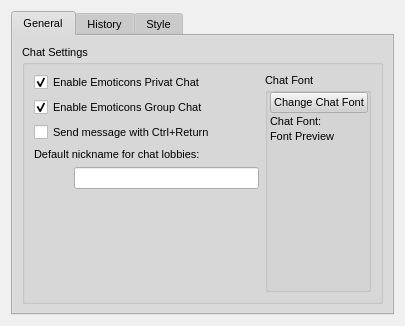
This is retroshare-gui/src/gui/settings/ChatPage.ui in RetroShare/RetroShare as Qt 5 draws it before an edit. The edited form follows.
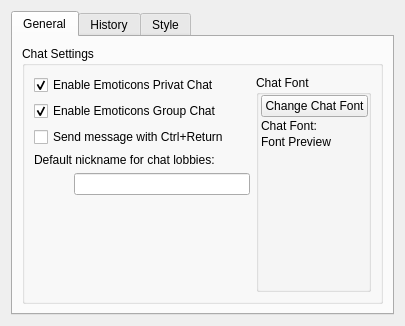
This is the edited form.

The edit to the form file:
```diff
--- a/retroshare-gui/src/gui/settings/ChatPage.ui
+++ b/retroshare-gui/src/gui/settings/ChatPage.ui
@@ -10,495 +10,6 @@
     <height>326</height>
    </rect>
   </property>
-  <property name="sizePolicy">
-   <sizepolicy hsizetype="Expanding" vsizetype="Expanding">
-    <horstretch>0</horstretch>
-    <verstretch>0</verstretch>
-   </sizepolicy>
-  </property>
-  <property name="palette">
-   <palette>
-    <active>
-     <colorrole role="WindowText">
-      <brush brushstyle="SolidPattern">
-       <color alpha="255">
-        <red>0</red>
-        <green>0</green>
-        <blue>0</blue>
-       </color>
-      </brush>
-     </colorrole>
-     <colorrole role="Button">
-      <brush brushstyle="SolidPattern">
-       <color alpha="255">
-        <red>208</red>
-        <green>208</green>
-        <blue>208</blue>
-       </color>
-      </brush>
-     </colorrole>
-     <colorrole role="Light">
-      <brush brushstyle="SolidPattern">
-       <color alpha="255">
-        <red>255</red>
-        <green>255</green>
-        <blue>255</blue>
-       </color>
-      </brush>
-     </colorrole>
-     <colorrole role="Midlight">
-      <brush brushstyle="SolidPattern">
-       <color alpha="255">
-        <red>247</red>
-        <green>247</green>
-        <blue>247</blue>
-       </color>
-      </brush>
-     </colorrole>
-     <colorrole role="Dark">
-      <brush brushstyle="SolidPattern">
-       <color alpha="255">
-        <red>104</red>
-        <green>104</green>
-        <blue>104</blue>
-       </color>
-      </brush>
-     </colorrole>
-     <colorrole role="Mid">
-      <brush brushstyle="SolidPattern">
-       <color alpha="255">
-        <red>139</red>
-        <green>139</green>
-        <blue>139</blue>
-       </color>
-      </brush>
-     </colorrole>
-     <colorrole role="Text">
-      <brush brushstyle="SolidPattern">
-       <color alpha="255">
-        <red>0</red>
-        <green>0</green>
-        <blue>0</blue>
-       </color>
-      </brush>
-     </colorrole>
-     <colorrole role="BrightText">
-      <brush brushstyle="SolidPattern">
-       <color alpha="255">
-        <red>255</red>
-        <green>255</green>
-        <blue>255</blue>
-       </color>
-      </brush>
-     </colorrole>
-     <colorrole role="ButtonText">
-      <brush brushstyle="SolidPattern">
-       <color alpha="255">
-        <red>0</red>
-        <green>0</green>
-        <blue>0</blue>
-       </color>
-      </brush>
-     </colorrole>
-     <colorrole role="Base">
-      <brush brushstyle="SolidPattern">
-       <color alpha="255">
-        <red>255</red>
-        <green>255</green>
-        <blue>255</blue>
-       </color>
-      </brush>
-     </colorrole>
-     <colorrole role="Window">
-      <brush brushstyle="SolidPattern">
-       <color alpha="255">
-        <red>240</red>
-        <green>240</green>
-        <blue>240</blue>
-       </color>
-      </brush>
-     </colorrole>
-     <colorrole role="Shadow">
-      <brush brushstyle="SolidPattern">
-       <color alpha="255">
-        <red>0</red>
-        <green>0</green>
-        <blue>0</blue>
-       </color>
-      </brush>
-     </colorrole>
-     <colorrole role="Highlight">
-      <brush brushstyle="SolidPattern">
-       <color alpha="255">
-        <red>0</red>
-        <green>0</green>
-        <blue>128</blue>
-       </color>
-      </brush>
-     </colorrole>
-     <colorrole role="HighlightedText">
-      <brush brushstyle="SolidPattern">
-       <color alpha="255">
-        <red>255</red>
-        <green>255</green>
-        <blue>255</blue>
-       </color>
-      </brush>
-     </colorrole>
-     <colorrole role="Link">
-      <brush brushstyle="SolidPattern">
-       <color alpha="255">
-        <red>0</red>
-        <green>0</green>
-        <blue>255</blue>
-       </color>
-      </brush>
-     </colorrole>
-     <colorrole role="LinkVisited">
-      <brush brushstyle="SolidPattern">
-       <color alpha="255">
-        <red>255</red>
-        <green>0</green>
-        <blue>255</blue>
-       </color>
-      </brush>
-     </colorrole>
-     <colorrole role="AlternateBase">
-      <brush brushstyle="SolidPattern">
-       <color alpha="255">
-        <red>231</red>
-        <green>231</green>
-        <blue>231</blue>
-       </color>
-      </brush>
-     </colorrole>
-    </active>
-    <inactive>
-     <colorrole role="WindowText">
-      <brush brushstyle="SolidPattern">
-       <color alpha="255">
-        <red>0</red>
-        <green>0</green>
-        <blue>0</blue>
-       </color>
-      </brush>
-     </colorrole>
-     <colorrole role="Button">
-      <brush brushstyle="SolidPattern">
-       <color alpha="255">
-        <red>208</red>
-        <green>208</green>
-        <blue>208</blue>
-       </color>
-      </brush>
-     </colorrole>
-     <colorrole role="Light">
-      <brush brushstyle="SolidPattern">
-       <color alpha="255">
-        <red>255</red>
-        <green>255</green>
-        <blue>255</blue>
-       </color>
-      </brush>
-     </colorrole>
-     <colorrole role="Midlight">
-      <brush brushstyle="SolidPattern">
-       <color alpha="255">
-        <red>247</red>
-        <green>247</green>
-        <blue>247</blue>
-       </color>
-      </brush>
-     </colorrole>
-     <colorrole role="Dark">
-      <brush brushstyle="SolidPattern">
-       <color alpha="255">
-        <red>104</red>
-        <green>104</green>
-        <blue>104</blue>
-       </color>
-      </brush>
-     </colorrole>
-     <colorrole role="Mid">
-      <brush brushstyle="SolidPattern">
-       <color alpha="255">
-        <red>139</red>
-        <green>139</green>
-        <blue>139</blue>
-       </color>
-      </brush>
-     </colorrole>
-     <colorrole role="Text">
-      <brush brushstyle="SolidPattern">
-       <color alpha="255">
-        <red>0</red>
-        <green>0</green>
-        <blue>0</blue>
-       </color>
-      </brush>
-     </colorrole>
-     <colorrole role="BrightText">
-      <brush brushstyle="SolidPattern">
-       <color alpha="255">
-        <red>255</red>
-        <green>255</green>
-        <blue>255</blue>
-       </color>
-      </brush>
-     </colorrole>
-     <colorrole role="ButtonText">
-      <brush brushstyle="SolidPattern">
-       <color alpha="255">
-        <red>0</red>
-        <green>0</green>
-        <blue>0</blue>
-       </color>
-      </brush>
-     </colorrole>
-     <colorrole role="Base">
-      <brush brushstyle="SolidPattern">
-       <color alpha="255">
-        <red>255</red>
-        <green>255</green>
-        <blue>255</blue>
-       </color>
-      </brush>
-     </colorrole>
-     <colorrole role="Window">
-      <brush brushstyle="SolidPattern">
-       <color alpha="255">
-        <red>240</red>
-        <green>240</green>
-        <blue>240</blue>
-       </color>
-      </brush>
-     </colorrole>
-     <colorrole role="Shadow">
-      <brush brushstyle="SolidPattern">
-       <color alpha="255">
-        <red>0</red>
-        <green>0</green>
-        <blue>0</blue>
-       </color>
-      </brush>
-     </colorrole>
-     <colorrole role="Highlight">
-      <brush brushstyle="SolidPattern">
-       <color alpha="255">
-        <red>192</red>
-        <green>192</green>
-        <blue>192</blue>
-       </color>
-      </brush>
-     </colorrole>
-     <colorrole role="HighlightedText">
-      <brush brushstyle="SolidPattern">
-       <color alpha="255">
-        <red>0</red>
-        <green>0</green>
-        <blue>0</blue>
-       </color>
-      </brush>
-     </colorrole>
-     <colorrole role="Link">
-      <brush brushstyle="SolidPattern">
-       <color alpha="255">
-        <red>0</red>
-        <green>0</green>
-        <blue>255</blue>
-       </color>
-      </brush>
-     </colorrole>
-     <colorrole role="LinkVisited">
-      <brush brushstyle="SolidPattern">
-       <color alpha="255">
-        <red>255</red>
-        <green>0</green>
-        <blue>255</blue>
-       </color>
-      </brush>
-     </colorrole>
-     <colorrole role="AlternateBase">
-      <brush brushstyle="SolidPattern">
-       <color alpha="255">
-        <red>231</red>
-        <green>231</green>
-        <blue>231</blue>
-       </color>
-      </brush>
-     </colorrole>
-    </inactive>
-    <disabled>
-     <colorrole role="WindowText">
-      <brush brushstyle="SolidPattern">
-       <color alpha="255">
-        <red>104</red>
-        <green>104</green>
-        <blue>104</blue>
-       </color>
-      </brush>
-     </colorrole>
-     <colorrole role="Button">
-      <brush brushstyle="SolidPattern">
-       <color alpha="255">
-        <red>208</red>
-        <green>208</green>
-        <blue>208</blue>
-       </color>
-      </brush>
-     </colorrole>
-     <colorrole role="Light">
-      <brush brushstyle="SolidPattern">
-       <color alpha="255">
-        <red>255</red>
-        <green>255</green>
-        <blue>255</blue>
-       </color>
-      </brush>
-     </colorrole>
-     <colorrole role="Midlight">
-      <brush brushstyle="SolidPattern">
-       <color alpha="255">
-        <red>247</red>
-        <green>247</green>
-        <blue>247</blue>
-       </color>
-      </brush>
-     </colorrole>
-     <colorrole role="Dark">
-      <brush brushstyle="SolidPattern">
-       <color alpha="255">
-        <red>104</red>
-        <green>104</green>
-        <blue>104</blue>
-       </color>
-      </brush>
-     </colorrole>
-     <colorrole role="Mid">
-      <brush brushstyle="SolidPattern">
-       <color alpha="255">
-        <red>139</red>
-        <green>139</green>
-        <blue>139</blue>
-       </color>
-      </brush>
-     </colorrole>
-     <colorrole role="Text">
-      <brush brushstyle="SolidPattern">
-       <color alpha="255">
-        <red>104</red>
-        <green>104</green>
-        <blue>104</blue>
-       </color>
-      </brush>
-     </colorrole>
-     <colorrole role="BrightText">
-      <brush brushstyle="SolidPattern">
-       <color alpha="255">
-        <red>255</red>
-        <green>255</green>
-        <blue>255</blue>
-       </color>
-      </brush>
-     </colorrole>
-     <colorrole role="ButtonText">
-      <brush brushstyle="SolidPattern">
-       <color alpha="255">
-        <red>104</red>
-        <green>104</green>
-        <blue>104</blue>
-       </color>
-      </brush>
-     </colorrole>
-     <colorrole role="Base">
-      <brush brushstyle="SolidPattern">
-       <color alpha="255">
-        <red>240</red>
-        <green>240</green>
-        <blue>240</blue>
-       </color>
-      </brush>
-     </colorrole>
-     <colorrole role="Window">
-      <brush brushstyle="SolidPattern">
-       <color alpha="255">
-        <red>240</red>
-        <green>240</green>
-        <blue>240</blue>
-       </color>
-      </brush>
-     </colorrole>
-     <colorrole role="Shadow">
-      <brush brushstyle="SolidPattern">
-       <color alpha="255">
-        <red>0</red>
-        <green>0</green>
-        <blue>0</blue>
-       </color>
-      </brush>
-     </colorrole>
-     <colorrole role="Highlight">
-      <brush brushstyle="SolidPattern">
-       <color alpha="255">
-        <red>0</red>
-        <green>0</green>
-        <blue>128</blue>
-       </color>
-      </brush>
-     </colorrole>
-     <colorrole role="HighlightedText">
-      <brush brushstyle="SolidPattern">
-       <color alpha="255">
-        <red>255</red>
-        <green>255</green>
-        <blue>255</blue>
-       </color>
-      </brush>
-     </colorrole>
-     <colorrole role="Link">
-      <brush brushstyle="SolidPattern">
-       <color alpha="255">
-        <red>0</red>
-        <green>0</green>
-        <blue>255</blue>
-       </color>
-      </brush>
-     </colorrole>
-     <colorrole role="LinkVisited">
-      <brush brushstyle="SolidPattern">
-       <color alpha="255">
-        <red>255</red>
-        <green>0</green>
-        <blue>255</blue>
-       </color>
-      </brush>
-     </colorrole>
-     <colorrole role="AlternateBase">
-      <brush brushstyle="SolidPattern">
-       <color alpha="255">
-        <red>231</red>
-        <green>231</green>
-        <blue>231</blue>
-       </color>
-      </brush>
-     </colorrole>
-    </disabled>
-   </palette>
-  </property>
-  <property name="font">
-   <font>
-    <family>Arial</family>
-    <pointsize>8</pointsize>
-    <weight>50</weight>
-    <italic>false</italic>
-    <bold>false</bold>
-    <underline>false</underline>
-    <strikeout>false</strikeout>
-   </font>
-  </property>
-  <property name="contextMenuPolicy">
-   <enum>Qt::NoContextMenu</enum>
-  </property>
   <layout class="QGridLayout" name="gridLayout_2">
    <item row="0" column="0">
     <widget class="QTabWidget" name="tabWidget">
```
